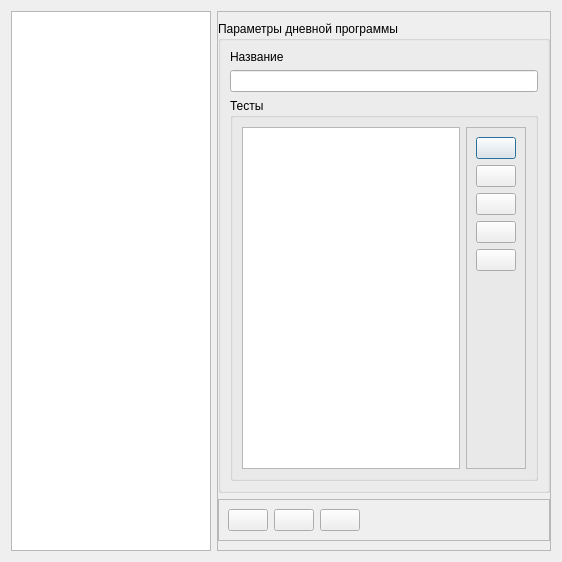
Before: the Qt Designer form personal_programs/dialogs/dailyprogramseditor.ui in grigp/a-analyser, drawn with Qt 5.
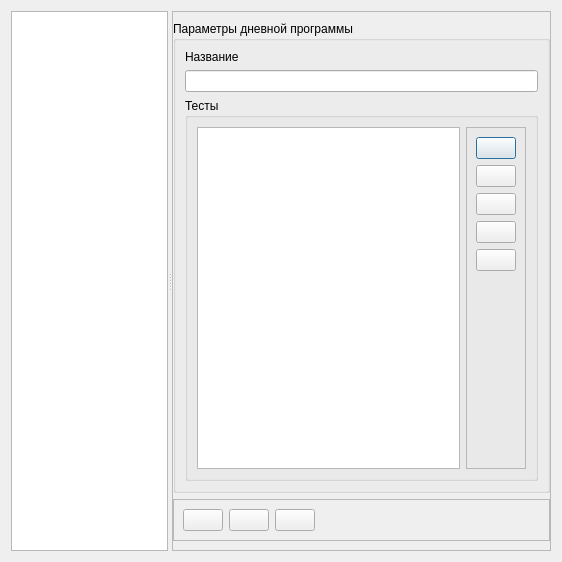
After: the same form once the commit is applied. Icons and pictures are not drawn.

```diff
--- a/personal_programs/dialogs/dailyprogramseditor.ui
+++ b/personal_programs/dialogs/dailyprogramseditor.ui
@@ -15,6 +15,10 @@
   </property>
   <layout class="QHBoxLayout" name="horizontalLayout">
    <item>
+    <widget class="QSplitter" name="splitter">
+     <property name="orientation">
+      <enum>Qt::Horizontal</enum>
+     </property>
     <widget class="QTreeView" name="tvPrograms">
      <property name="sizePolicy">
       <sizepolicy hsizetype="Expanding" vsizetype="Expanding">
@@ -23,8 +27,6 @@
       </sizepolicy>
      </property>
     </widget>
-   </item>
-   <item>
     <widget class="QFrame" name="frProgramParams">
      <property name="sizePolicy">
       <sizepolicy hsizetype="Preferred" vsizetype="Preferred">
@@ -294,6 +296,7 @@
       </item>
      </layout>
     </widget>
+    </widget>
    </item>
   </layout>
  </widget>
```
Left out of the diff: 29 changed lines with no effect on the pictures. Lines whose indentation alone changed are shown as unchanged.
